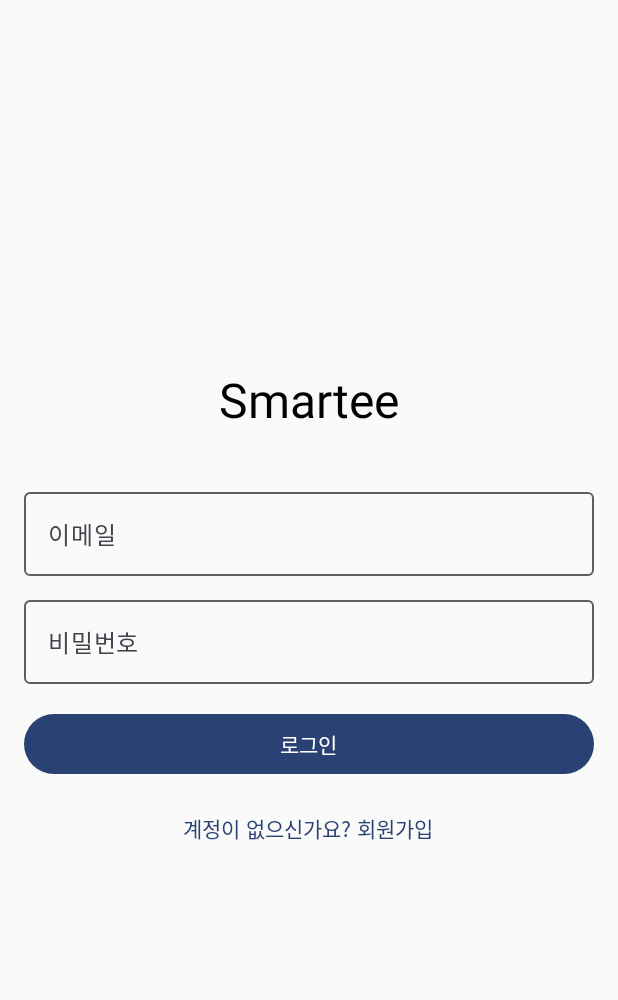
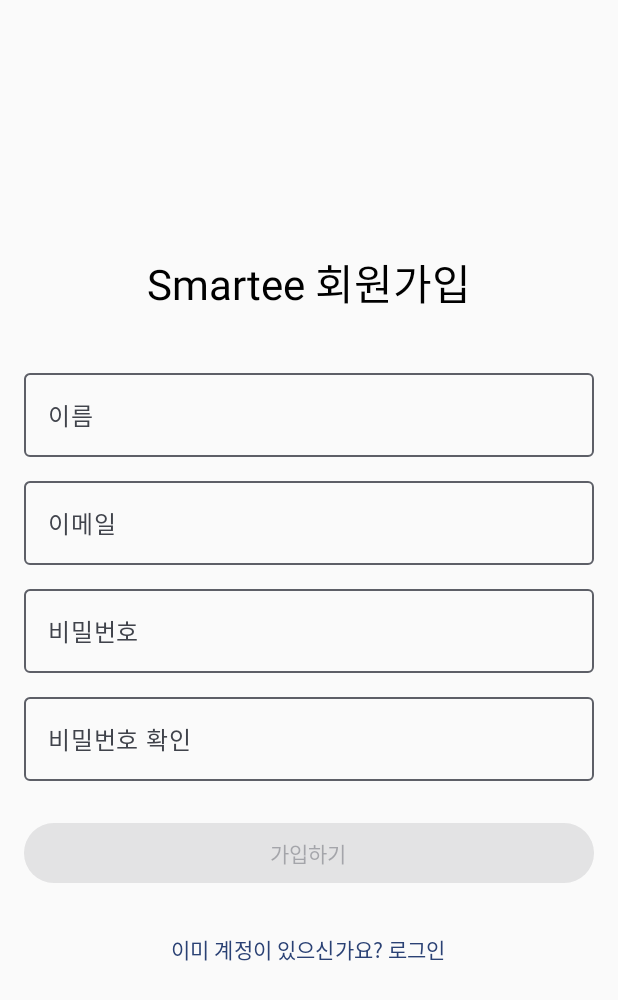
Before and after one commit to JeongIlhyuk/MajorProject, an Android app built with Jetpack Compose: the screen it shows after launch (MainActivity), after a tap on "계정이 없으신가요? 회원가입", on a phone screen of 412 x 824 dp. Shown: the top 1000 px of the screen. Run offline under Robolectric (Android 15) with nearby library versions, the light colour scheme and no system bars.

Commit message:
회원 가입 기능 추가

```diff
--- a/app/src/main/java/com/example/myapplication/MainActivity.kt
+++ b/app/src/main/java/com/example/myapplication/MainActivity.kt
@@ -1,24 +1,74 @@
 package com.example.myapplication
 
 import android.os.Bundle
+import android.widget.Toast
 import androidx.activity.ComponentActivity
 import androidx.activity.compose.setContent
 import androidx.activity.enableEdgeToEdge
+import androidx.compose.runtime.getValue
+import androidx.compose.runtime.mutableStateOf
+import androidx.compose.runtime.remember
+import androidx.compose.runtime.setValue
+import com.example.myapplication.data.repository.UserRepositoryImpl
 import com.example.myapplication.ui.login.LoginScreen
+import com.example.myapplication.ui.signup.SignupScreen
+import com.example.myapplication.ui.signup.SignupViewModel
 import com.example.myapplication.ui.theme.MyApplicationTheme
 
 class MainActivity : ComponentActivity() {
+    // 임시로 레포지토리 직접 생성 (실제 구현에서는 DI 사용)
+    private val userRepository = UserRepositoryImpl()
+
     override fun onCreate(savedInstanceState: Bundle?) {
         super.onCreate(savedInstanceState)
         enableEdgeToEdge()
+
+        // 임시로 ViewModel 직접 생성 (실제 구현에서는 ViewModelProvider 사용)
+        val signupViewModel = SignupViewModel(userRepository)
+
         setContent {
             MyApplicationTheme {
-                LoginScreen(
-                    onLoginClick = {
-                        // 로그인 처리 로직 (나중에 구현)
+                // 화면 상태 관리
+                var currentScreen by remember { mutableStateOf<Screen>(Screen.Login) }
+
+                when (val screen = currentScreen) {
+                    is Screen.Login -> {
+                        LoginScreen(
+                            onLoginClick = {
+                                // 실제 로그인 로직 (나중에 구현)
+                                Toast.makeText(this, "로그인 기능은 아직 구현되지 않았습니다", Toast.LENGTH_SHORT).show()
+                            },
+                            onSignupClick = {
+                                // 회원가입 화면으로 이동
+                                currentScreen = Screen.Signup
+                            }
+                        )
                     }
-                )
+
+                    is Screen.Signup -> {
+                        SignupScreen(
+                            onSignupClick = { name, email, password ->
+                                // 회원가입 로직 구현
+                                signupViewModel.signUp(name, email, password)
+                                Toast.makeText(this, "회원가입 성공! ${name}님 환영합니다", Toast.LENGTH_SHORT).show()
+                                // 로그인 화면으로 돌아가기
+                                currentScreen = Screen.Login
+                            },
+                            onLoginClick = {
+                                // 로그인 화면으로 돌아가기
+                                currentScreen = Screen.Login
+                            }
+                        )
+                    }
+                }
             }
         }
     }
 }
+
+// 앱의 화면을 나타내는 sealed class
+sealed class Screen {
+    object Login : Screen()
+    object Signup : Screen()
+    // 나중에 다른 화면들 추가 예정
+}
--- /dev/null
+++ b/app/src/main/java/com/example/myapplication/data/repository/UserRepository.kt
@@ -0,0 +1,68 @@
+package com.example.myapplication.data.repository
+
+import com.example.myapplication.data.model.User
+
+/**
+ * 사용자 데이터 관리를 위한 리포지토리 인터페이스
+ */
+interface UserRepository {
+    suspend fun createUser(user: User, password: String): User
+    suspend fun getUserByEmail(email: String): User?
+    suspend fun updateUser(user: User): User
+    suspend fun deleteUser(userId: String)
+    suspend fun login(email: String, password: String): User?
+}
+
+/**
+ * UserRepository의 실제 구현체 (Firebase 또는 Room DB 등으로 구현 예정)
+ * 현재는 임시 구현으로 메모리에 저장
+ */
+class UserRepositoryImpl : UserRepository {
+    // 임시 메모리 저장소 (실제 구현에서는 Firebase 또는 Room DB로 대체)
+    private val users = mutableMapOf<String, User>()
+    private val passwords = mutableMapOf<String, String>() // 실제 구현에서는 해싱된 비밀번호 저장
+
+    override suspend fun createUser(user: User, password: String): User {
+        // 이메일 중복 체크
+        val existingUser = getUserByEmail(user.email)
+        if (existingUser != null) {
+            throw IllegalArgumentException("이미 등록된 이메일입니다")
+        }
+
+        // 사용자 저장
+        users[user.id] = user
+        passwords[user.id] = password // 실제 구현에서는 비밀번호 해싱 필요
+
+        return user
+    }
+
+    override suspend fun getUserByEmail(email: String): User? {
+        return users.values.find { it.email == email }
+    }
+
+    override suspend fun updateUser(user: User): User {
+        if (!users.containsKey(user.id)) {
+            throw IllegalArgumentException("존재하지 않는 사용자입니다")
+        }
+
+        users[user.id] = user
+        return user
+    }
+
+    override suspend fun deleteUser(userId: String) {
+        users.remove(userId)
+        passwords.remove(userId)
+    }
+
+    override suspend fun login(email: String, password: String): User? {
+        val user = getUserByEmail(email) ?: return null
+
+        val storedPassword = passwords[user.id] ?: return null
+
+        return if (storedPassword == password) { // 실제 구현에서는 해시 비교
+            user
+        } else {
+            null
+        }
+    }
+}
--- a/app/src/main/java/com/example/myapplication/ui/login/LoginScreen.kt
+++ b/app/src/main/java/com/example/myapplication/ui/login/LoginScreen.kt
@@ -7,6 +7,7 @@
 import androidx.compose.foundation.layout.fillMaxWidth
 import androidx.compose.foundation.layout.height
 import androidx.compose.foundation.layout.padding
+import androidx.compose.foundation.text.KeyboardOptions
 import androidx.compose.material3.Button
 import androidx.compose.material3.MaterialTheme
 import androidx.compose.material3.OutlinedTextField
@@ -19,6 +20,7 @@
 import androidx.compose.runtime.setValue
 import androidx.compose.ui.Alignment
 import androidx.compose.ui.Modifier
+import androidx.compose.ui.text.input.KeyboardType
 import androidx.compose.ui.text.input.PasswordVisualTransformation
 import androidx.compose.ui.tooling.preview.Preview
 import androidx.compose.ui.unit.dp
@@ -26,7 +28,8 @@
 
 @Composable
 fun LoginScreen(
-    onLoginClick: () -> Unit = {}
+    onLoginClick: () -> Unit = {},
+    onSignupClick: () -> Unit = {}
 ) {
     var email by remember { mutableStateOf("") }
     var password by remember { mutableStateOf("") }
@@ -49,6 +52,7 @@
             value = email,
             onValueChange = { email = it },
             label = { Text("이메일") },
+            keyboardOptions = KeyboardOptions(keyboardType = KeyboardType.Email),
             modifier = Modifier.fillMaxWidth()
         )
 
@@ -59,6 +63,7 @@
             onValueChange = { password = it },
             label = { Text("비밀번호") },
             visualTransformation = PasswordVisualTransformation(),
+            keyboardOptions = KeyboardOptions(keyboardType = KeyboardType.Password),
             modifier = Modifier.fillMaxWidth()
         )
 
@@ -66,7 +71,8 @@
 
         Button(
             onClick = onLoginClick,
-            modifier = Modifier.fillMaxWidth()
+            modifier = Modifier.fillMaxWidth(),
+            enabled = email.isNotEmpty() && password.isNotEmpty()
         ) {
             Text("로그인")
         }
@@ -74,7 +80,7 @@
         Spacer(modifier = Modifier.height(8.dp))
 
         TextButton(
-            onClick = { /* 회원가입 화면으로 이동 */ }
+            onClick = onSignupClick
         ) {
             Text("계정이 없으신가요? 회원가입")
         }
--- /dev/null
+++ b/app/src/main/java/com/example/myapplication/ui/signup/SignupScreen.kt
@@ -0,0 +1,137 @@
+package com.example.myapplication.ui.signup
+
+import androidx.compose.foundation.layout.Arrangement
+import androidx.compose.foundation.layout.Column
+import androidx.compose.foundation.layout.Spacer
+import androidx.compose.foundation.layout.fillMaxSize
+import androidx.compose.foundation.layout.fillMaxWidth
+import androidx.compose.foundation.layout.height
+import androidx.compose.foundation.layout.padding
+import androidx.compose.foundation.text.KeyboardOptions
+import androidx.compose.material3.Button
+import androidx.compose.material3.MaterialTheme
+import androidx.compose.material3.OutlinedTextField
+import androidx.compose.material3.Text
+import androidx.compose.material3.TextButton
+import androidx.compose.runtime.Composable
+import androidx.compose.runtime.getValue
+import androidx.compose.runtime.mutableStateOf
+import androidx.compose.runtime.remember
+import androidx.compose.runtime.setValue
+import androidx.compose.ui.Alignment
+import androidx.compose.ui.Modifier
+import androidx.compose.ui.text.input.KeyboardType
+import androidx.compose.ui.text.input.PasswordVisualTransformation
+import androidx.compose.ui.tooling.preview.Preview
+import androidx.compose.ui.unit.dp
+import com.example.myapplication.ui.theme.MyApplicationTheme
+
+@Composable
+fun SignupScreen(
+    onSignupClick: (name: String, email: String, password: String) -> Unit = { _, _, _ -> },
+    onLoginClick: () -> Unit = {}
+) {
+    var name by remember { mutableStateOf("") }
+    var email by remember { mutableStateOf("") }
+    var password by remember { mutableStateOf("") }
+    var confirmPassword by remember { mutableStateOf("") }
+    var passwordError by remember { mutableStateOf(false) }
+
+    Column(
+        modifier = Modifier
+            .fillMaxSize()
+            .padding(16.dp),
+        horizontalAlignment = Alignment.CenterHorizontally,
+        verticalArrangement = Arrangement.Center
+    ) {
+        Text(
+            text = "Smartee 회원가입",
+            style = MaterialTheme.typography.headlineMedium
+        )
+
+        Spacer(modifier = Modifier.height(32.dp))
+
+        OutlinedTextField(
+            value = name,
+            onValueChange = { name = it },
+            label = { Text("이름") },
+            modifier = Modifier.fillMaxWidth()
+        )
+
+        Spacer(modifier = Modifier.height(8.dp))
+
+        OutlinedTextField(
+            value = email,
+            onValueChange = { email = it },
+            label = { Text("이메일") },
+            keyboardOptions = KeyboardOptions(keyboardType = KeyboardType.Email),
+            modifier = Modifier.fillMaxWidth()
+        )
+
+        Spacer(modifier = Modifier.height(8.dp))
+
+        OutlinedTextField(
+            value = password,
+            onValueChange = {
+                password = it
+                passwordError = password != confirmPassword && confirmPassword.isNotEmpty()
+            },
+            label = { Text("비밀번호") },
+            visualTransformation = PasswordVisualTransformation(),
+            modifier = Modifier.fillMaxWidth()
+        )
+
+        Spacer(modifier = Modifier.height(8.dp))
+
+        OutlinedTextField(
+            value = confirmPassword,
+            onValueChange = {
+                confirmPassword = it
+                passwordError = password != confirmPassword
+            },
+            label = { Text("비밀번호 확인") },
+            visualTransformation = PasswordVisualTransformation(),
+            isError = passwordError,
+            modifier = Modifier.fillMaxWidth()
+        )
+
+        if (passwordError) {
+            Text(
+                text = "비밀번호가 일치하지 않습니다",
+                color = MaterialTheme.colorScheme.error,
+                style = MaterialTheme.typography.bodySmall,
+                modifier = Modifier.align(Alignment.Start)
+            )
+        }
+
+        Spacer(modifier = Modifier.height(24.dp))
+
+        Button(
+            onClick = {
+                if (!passwordError && password == confirmPassword && name.isNotEmpty() && email.isNotEmpty() && password.isNotEmpty()) {
+                    onSignupClick(name, email, password)
+                }
+            },
+            enabled = !passwordError && name.isNotEmpty() && email.isNotEmpty() && password.isNotEmpty() && confirmPassword.isNotEmpty(),
+            modifier = Modifier.fillMaxWidth()
+        ) {
+            Text("가입하기")
+        }
+
+        Spacer(modifier = Modifier.height(16.dp))
+
+        TextButton(
+            onClick = onLoginClick
+        ) {
+            Text("이미 계정이 있으신가요? 로그인")
+        }
+    }
+}
+
+@Preview(showBackground = true)
+@Composable
+fun SignupScreenPreview() {
+    MyApplicationTheme {
+        SignupScreen()
+    }
+}
--- /dev/null
+++ b/app/src/main/java/com/example/myapplication/ui/signup/SignupViewModel.kt
@@ -0,0 +1,48 @@
+package com.example.myapplication.ui.signup
+
+import androidx.lifecycle.ViewModel
+import androidx.lifecycle.viewModelScope
+import com.example.myapplication.data.model.User
+import com.example.myapplication.data.repository.UserRepository
+import kotlinx.coroutines.flow.MutableStateFlow
+import kotlinx.coroutines.flow.StateFlow
+import kotlinx.coroutines.flow.asStateFlow
+import kotlinx.coroutines.launch
+import java.util.UUID
+
+class SignupViewModel(
+    private val userRepository: UserRepository
+) : ViewModel() {
+
+    private val _uiState = MutableStateFlow<SignupUiState>(SignupUiState.Initial)
+    val uiState: StateFlow<SignupUiState> = _uiState.asStateFlow()
+
+    fun signUp(name: String, email: String, password: String) {
+        viewModelScope.launch {
+            _uiState.value = SignupUiState.Loading
+
+            try {
+                // 실제 구현에서는 이메일 중복 체크 등의 유효성 검사를 추가해야 함
+                val newUser = User(
+                    id = UUID.randomUUID().toString(),
+                    name = name,
+                    email = email,
+                    inkAmount = 100.0,  // 기본 잉크량 100%
+                    fountainPens = 0    // 초기 만년필 개수
+                )
+
+                userRepository.createUser(newUser, password)
+                _uiState.value = SignupUiState.Success(newUser)
+            } catch (e: Exception) {
+                _uiState.value = SignupUiState.Error(e.message ?: "알 수 없는 오류가 발생했습니다")
+            }
+        }
+    }
+}
+
+sealed class SignupUiState {
+    object Initial : SignupUiState()
+    object Loading : SignupUiState()
+    data class Success(val user: User) : SignupUiState()
+    data class Error(val message: String) : SignupUiState()
+}
```
